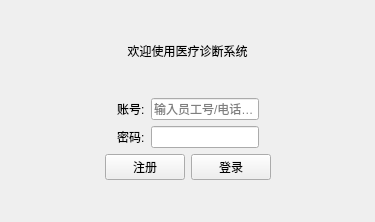
The window that loginview.ui (ygzuxts/dazuoye) describes before a commit, drawn with Qt 5.
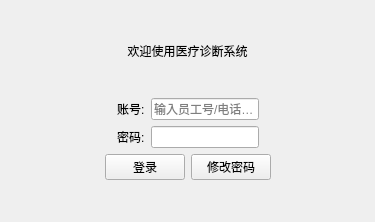
The same window after the commit.

Patch:
```diff
--- a/loginview.ui
+++ b/loginview.ui
@@ -130,16 +130,16 @@
      <item>
       <layout class="QHBoxLayout" name="horizontalLayout">
        <item>
-        <widget class="QPushButton" name="btSignUp">
+        <widget class="QPushButton" name="btSignin">
          <property name="text">
-          <string>注册</string>
+          <string>登录</string>
          </property>
         </widget>
        </item>
        <item>
-        <widget class="QPushButton" name="btSignin">
+        <widget class="QPushButton" name="btEdit">
          <property name="text">
-          <string>登录</string>
+          <string>修改密码</string>
          </property>
         </widget>
        </item>
```
